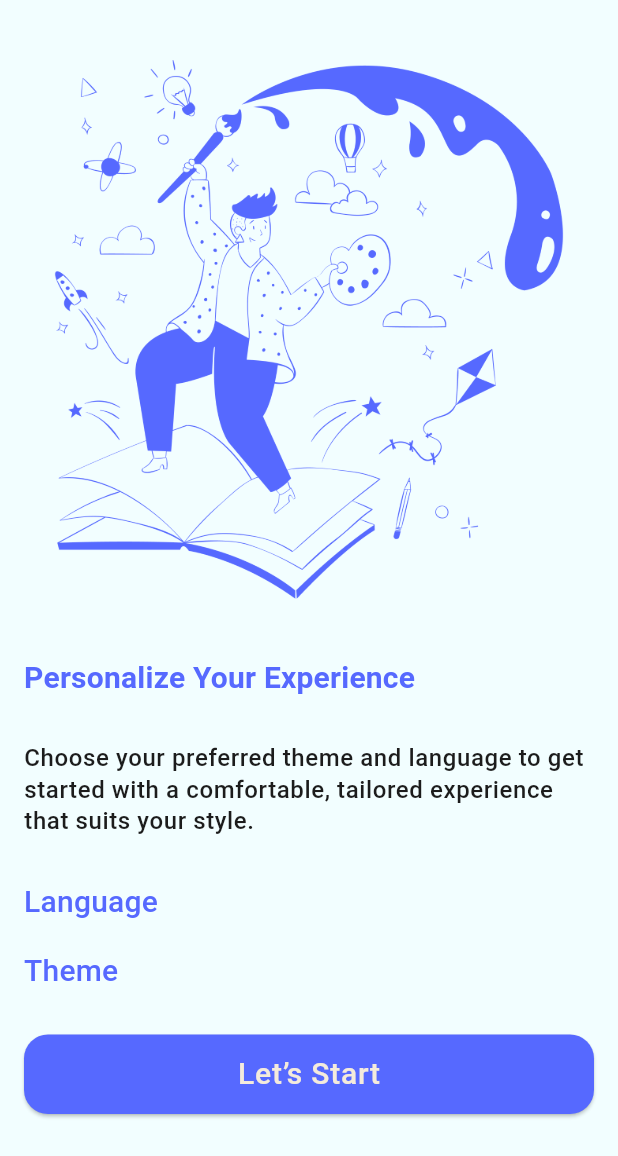
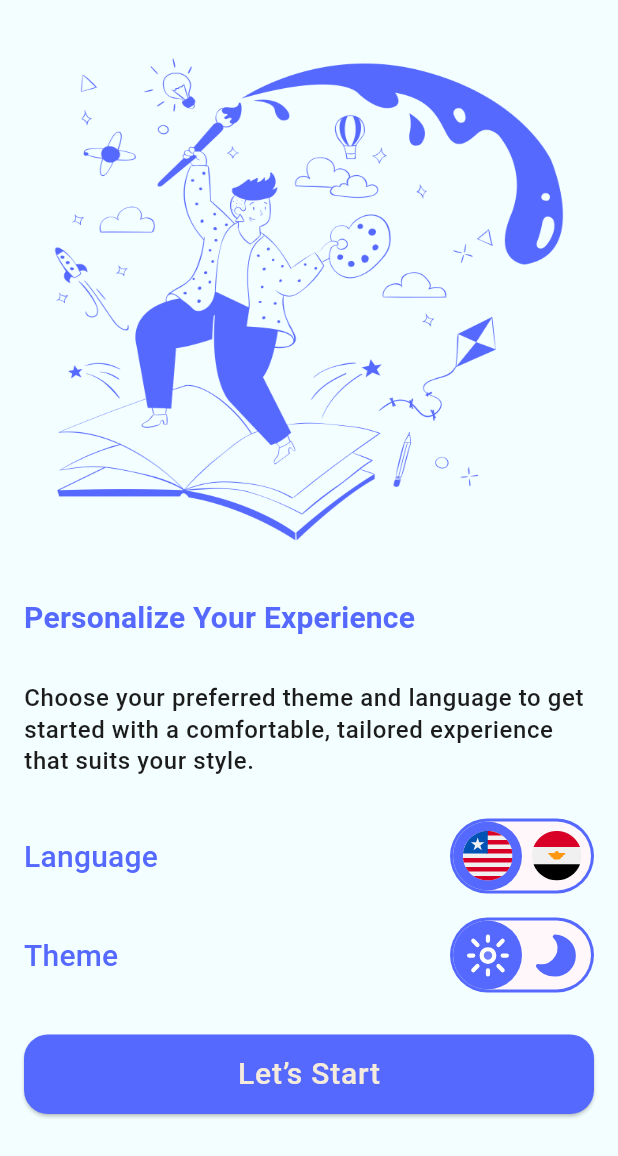
Before and after one commit to abdogabal/Evently, a Flutter app: the screen it shows after launch, on a phone screen of 412 x 824 dp, the part 80-1236 px from its top. Run offline on Flutter 3.47's test engine with Material 3 defaults, Android fonts, the phone set to English and light mode, and no system bars; drawn by our look-alikes of animated_toggle_switch; our stand-ins replace flutter_animate, flutter_svg.

Commit message:
+add package animate toggle switch +add package easy localization +finish Start Screen UI

```diff
--- /dev/null
+++ b/lib/Core/Reusable_Component/CustomSwitch.dart
@@ -0,0 +1,66 @@
+import 'dart:async';
+import 'dart:typed_data';
+
+import 'package:animated_toggle_switch/animated_toggle_switch.dart';
+import 'package:flutter/material.dart';
+import 'package:flutter_svg/flutter_svg.dart';
+
+class CustomSwitch extends StatelessWidget {
+  String item1;
+  String item2;
+  bool isColored;
+  int selected;
+  FutureOr<void> Function(int) onChange;
+
+  CustomSwitch({
+    required this.selected,
+    required this.item1,
+    required this.item2,
+    this.isColored = false,
+    required this.onChange
+  });
+  @override
+  Widget build(BuildContext context) {
+    return AnimatedToggleSwitch<int>.rolling(
+        current: selected,
+        onChanged:onChange,
+        values: [0, 1],
+        iconList: [
+          SvgPicture.asset(
+            item1,
+            height: 35,
+            width: 35,
+            colorFilter:
+            isColored
+                ? ColorFilter.mode(
+              selected == 0
+                  ? Theme.of(context).colorScheme.onPrimary
+                  : Theme.of(context).colorScheme.primary,
+              BlendMode.srcIn,
+            )
+                : null,
+          ),
+          SvgPicture.asset(
+            item2,
+            height: 35,
+            width: 35,
+            colorFilter:
+            isColored
+                ? ColorFilter.mode(
+              selected == 1
+                  ? Theme.of(context).colorScheme.onPrimary
+                  : Theme.of(context).colorScheme.primary,
+              BlendMode.srcIn,
+            )
+                : null,
+          ),
+        ],
+        iconOpacity: 1,
+        inactiveOpacity: 1,
+        style: ToggleStyle(
+          borderColor: Theme.of(context).colorScheme.primary,
+          indicatorColor: Theme.of(context).colorScheme.primary,
+        ),
+      );;
+  }
+}
--- a/lib/Core/resources/AppStyle.dart
+++ b/lib/Core/resources/AppStyle.dart
@@ -3,6 +3,7 @@ import 'package:flutter/material.dart';
 import 'ColorManger.dart';
 
 class AppStyle {
+  static ThemeMode themeMode=ThemeMode.light;
   static ThemeData lightTheme = ThemeData(
     appBarTheme: AppBarTheme(
       centerTitle: true,
@@ -14,6 +15,7 @@ class AppStyle {
       primary: ColorManger.blue,
       secondary: ColorManger.black,
       tertiary: ColorManger.red,
+      onPrimary: Colors.white,
     ),
     textTheme: TextTheme(
       labelMedium: TextStyle(
@@ -47,6 +49,7 @@ class AppStyle {
       primary: ColorManger.blue,
       secondary: ColorManger.white,
       tertiary: ColorManger.red,
+      onPrimary: Colors.black,
     ),
     useMaterial3: true,
     scaffoldBackgroundColor: ColorManger.darkBackground,
--- a/lib/Core/resources/AssetsManger.dart
+++ b/lib/Core/resources/AssetsManger.dart
@@ -7,4 +7,8 @@ static const String logoBar='assets/images/logo_bar.png';
 static const String mangerDesk='assets/images/manager-desk.png';
 static const String socialMedia='assets/images/social-media.png';
 static const String hotTrending='assets/images/hot-trending.png';
+static const String eg='assets/svg/EG.svg';
+static const String us='assets/svg/US.svg';
+static const String sun='assets/svg/Sun.svg';
+static const String moon='assets/svg/Moon.svg';
 }
--- a/lib/UI/Start/Screen/Start_Screen.dart
+++ b/lib/UI/Start/Screen/Start_Screen.dart
@@ -1,13 +1,22 @@
 import 'package:evently/Core/Reusable_Component/CustomButton.dart';
+import 'package:evently/Core/Reusable_Component/CustomSwitch.dart';
+import 'package:evently/Core/resources/AppStyle.dart';
 import 'package:evently/Core/resources/AssetsManger.dart';
 import 'package:evently/Core/resources/ColorManger.dart';
 import 'package:evently/Core/resources/StringsManger.dart';
 import 'package:flutter/material.dart';
 
-class StartScreen extends StatelessWidget {
-  const StartScreen({super.key});
+class StartScreen extends StatefulWidget {
+  static const routeName = 'Start';
 
-  static const routeName = 'Start';
+  @override
+  State<StartScreen> createState() => _StartScreenState();
+}
+
+class _StartScreenState extends State<StartScreen> {
+  int selectedLanguage = 0;
+
+  int selectedTheme = 0;
 
   @override
   Widget build(BuildContext context) {
@@ -16,7 +25,7 @@ class StartScreen extends StatelessWidget {
         title: Image.asset(AssetsManger.logoBar, height: 50, width: 150),
       ),
       body: Padding(
-        padding: const EdgeInsets.symmetric(horizontal: 16,vertical: 28),
+        padding: const EdgeInsets.symmetric(horizontal: 16, vertical: 28),
         child: Column(
           crossAxisAlignment: CrossAxisAlignment.stretch,
           children: [
@@ -41,6 +50,7 @@ class StartScreen extends StatelessWidget {
             ),
             SizedBox(height: 28),
             Row(
+              mainAxisAlignment: MainAxisAlignment.spaceBetween,
               children: [
                 Text(
                   StringsManger.language,
@@ -48,16 +58,42 @@ class StartScreen extends StatelessWidget {
                     fontWeight: FontWeight.w500,
                   ),
                 ),
+                CustomSwitch(
+                  item1: AssetsManger.us,
+                  item2: AssetsManger.eg,
+                  selected: selectedLanguage,
+                  onChange: (value) {
+                    setState(() {
+                      selectedLanguage = value;
+                    });
+                  },
+                ),
               ],
             ),
             SizedBox(height: 16),
             Row(
+              mainAxisAlignment: MainAxisAlignment.spaceBetween,
               children: [
                 Text(
                   StringsManger.theme,
                   style: Theme.of(context).textTheme.titleMedium?.copyWith(
                     fontWeight: FontWeight.w500,
                   ),
+                ),
+
+                CustomSwitch(
+                  item1: AssetsManger.sun,
+                  item2: AssetsManger.moon,
+                  isColored: true,
+                  selected: selectedTheme,
+                  onChange: (value) {
+                    setState(() {
+                      selectedTheme = value;
+                      selectedLanguage == 1
+                          ? AppStyle.themeMode = ThemeMode.dark
+                          : AppStyle.themeMode = ThemeMode.light;
+                    });
+                  },
                 ),
               ],
             ),
--- a/lib/main.dart
+++ b/lib/main.dart
@@ -17,7 +17,7 @@ class MyApp extends StatelessWidget {
   Widget build(BuildContext context) {
     return MaterialApp(
       theme: AppStyle.lightTheme,
-      themeMode: ThemeMode.system,
+      themeMode: AppStyle.themeMode,
       darkTheme: AppStyle.darkTheme,
       debugShowCheckedModeBanner: false,
       routes: {
--- a/pubspec.yaml
+++ b/pubspec.yaml
@@ -35,6 +35,9 @@ dependencies:
   # Use with the CupertinoIcons class for iOS style icons.
   cupertino_icons: ^1.0.8
   flutter_animate: ^4.5.2
+  animated_toggle_switch: ^0.8.5
+  flutter_svg: ^2.1.0
+  easy_localization: ^3.0.7+1
 
 dev_dependencies:
   flutter_test:
```
Also changed, not shown: assets/svg/EG.svg (added), assets/svg/Moon.svg (added), assets/svg/Sun.svg (added), assets/svg/US.svg (added), pubspec.lock, 1 other file.
